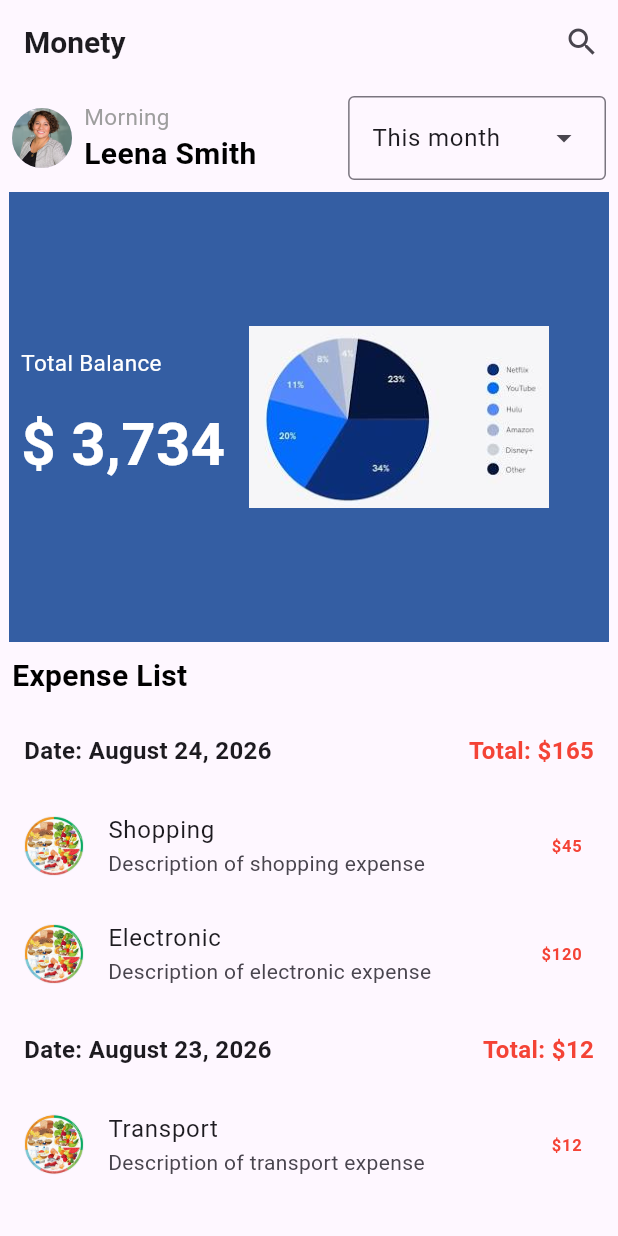
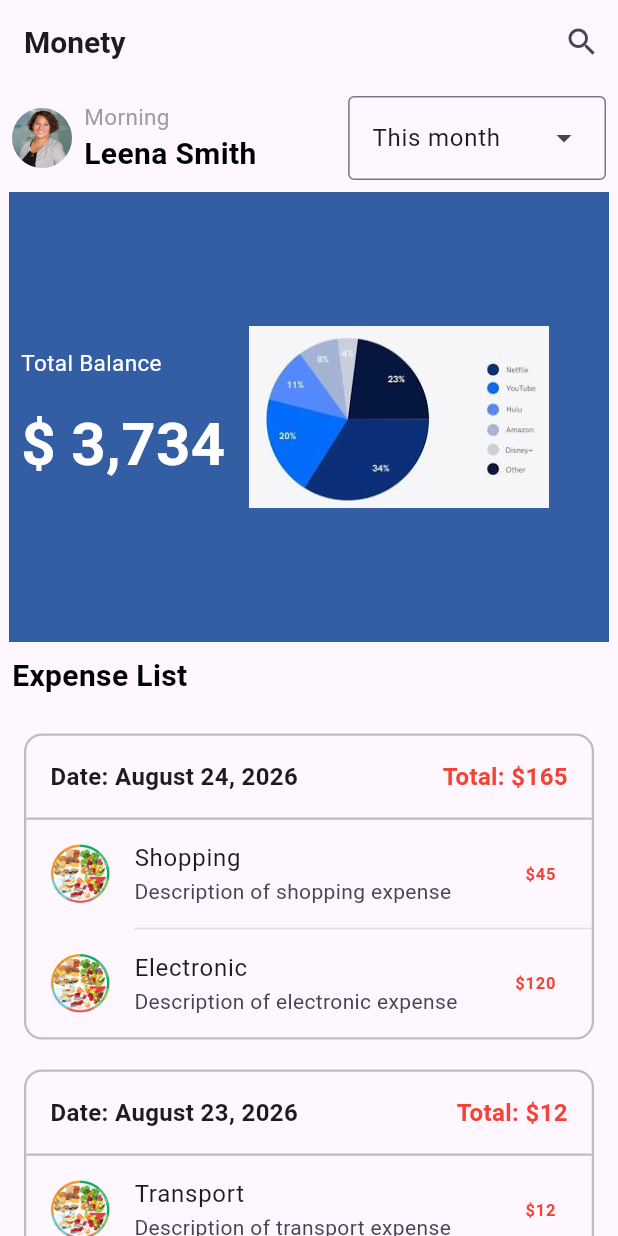
Before and after one commit to jeevan007/flutter_expense, a Flutter app: the screen it shows after launch, on a phone screen of 412 x 824 dp. Run offline on Flutter 3.47's test engine with Material 3 defaults, Android fonts, the phone set to English and light mode, and no system bars.

Commit message:
updated with border

```diff
--- a/lib/screen/expense_tracker.dart
+++ b/lib/screen/expense_tracker.dart
@@ -182,27 +182,58 @@ class _ExpennseTrackerState extends State<ExpenseTracker> {
 
             Expanded(
               child: ListView.builder(
-                itemCount:
-                    listItems.length, // Matches total count of headers + items
+                padding: const EdgeInsets.all(
+                  16.0,
+                ), // Spacing around the list blocks
+                itemCount: listItems.length,
                 itemBuilder: (context, index) {
                   final item = listItems[index];
 
-                  // Handle Day Header
-                  if (item['type'] == 'header') {
-                    return Padding(
+                  // Only act on header types to kick off a "Day Block"
+                  if (item['type'] != 'header') {
+                    return const SizedBox.shrink(); // Skip expense entries in the main loop
+                  }
+
+                  final String currentDate = item['date'];
+                  final String currentTotal = item['total'].toString();
+
+                  // Find all subsequent expense items belonging to this specific date block
+                  final List<Map<String, dynamic>> subItems = [];
+                  for (int i = index + 1; i < listItems.length; i++) {
+                    if (listItems[i]['type'] == 'header')
+                      break; // Stop when the next day hits
+                    subItems.add(Map<String, dynamic>.from(listItems[i]));
+                  }
+
+                  return Container(
+                    margin: const EdgeInsets.only(
+                      bottom: 20.0,
+                    ), // Space between day groups
+                    decoration: BoxDecoration(
+                      border: Border.all(
+                        color: Colors.grey.shade400,
+                        width: 1.5,
+                      ),
+                      borderRadius: BorderRadius.circular(12.0),
+                    ),
+                    child: Column(
+                      crossAxisAlignment: CrossAxisAlignment.start,
+                      children: [
+                        // 1. Day Header Block
+                        Padding(
                           padding: const EdgeInsets.all(16.0),
                           child: Row(
                             mainAxisAlignment: MainAxisAlignment.spaceBetween,
                             children: [
                               Text(
-                            'Date: ${item['date']}',
+                                'Date: $currentDate',
                                 style: const TextStyle(
                                   fontSize: 16,
                                   fontWeight: FontWeight.bold,
                                 ),
                               ),
                               Text(
-                            'Total: \$${item['total']}',
+                                'Total: \$$currentTotal',
                                 style: const TextStyle(
                                   fontSize: 16,
                                   fontWeight: FontWeight.bold,
@@ -211,28 +242,60 @@ class _ExpennseTrackerState extends State<ExpenseTracker> {
                               ),
                             ],
                           ),
-                    );
-                  }
+                        ),
 
-                  // Handle Expense Item
-                  final String category = item['category'];
-                  final int amount = item['amount'];
+                        // Thin divider right below the header before elements start
+                        if (subItems.isNotEmpty)
+                          Divider(
+                            color: Colors.grey.shade400,
+                            thickness: 1.5,
+                            height: 1.0,
+                          ),
+
+                        // 2. Expense Items List inside this Day Block
+                        ListView.separated(
+                          shrinkWrap: true, // Crucial inside Column
+                          physics:
+                              const NeverScrollableScrollPhysics(), // Disables nested scrolling conflict
+                          itemCount: subItems.length,
+                          separatorBuilder: (context, subIndex) => Divider(
+                            color: Colors.grey.shade300,
+                            thickness: 1.0,
+                            height: 1.0,
+                            indent:
+                                72.0, // Aligns divider with text, skipping the avatar
+                          ),
+                          itemBuilder: (context, subIndex) {
+                            final subItem = subItems[subIndex];
+                            final String category = subItem['category'] ?? '';
+                            final int amount = subItem['amount'] ?? 0;
 
                             return ListTile(
                               leading: const CircleAvatar(
                                 radius: 20,
-                      backgroundImage: AssetImage('assets/images/food.jpg'),
+                                backgroundImage: AssetImage(
+                                  'assets/images/food.jpg',
+                                ),
                               ),
                               title: Text(
-                      '${category[0].toUpperCase()}${category.substring(1)}',
-                    ), // Capitalizes first letter
-                    subtitle: Text('Description of $category expense'),
+                                category.isNotEmpty
+                                    ? '${category[0].toUpperCase()}${category.substring(1)}'
+                                    : '',
+                              ),
+                              subtitle: Text(
+                                'Description of $category expense',
+                              ),
                               trailing: Text(
                                 '\$$amount',
                                 style: const TextStyle(
                                   color: Colors.red,
                                   fontWeight: FontWeight.bold,
                                 ),
+                              ),
+                            );
+                          },
+                        ),
+                      ],
                     ),
                   );
                 },
```
Lines whose indentation alone changed are shown as unchanged.
